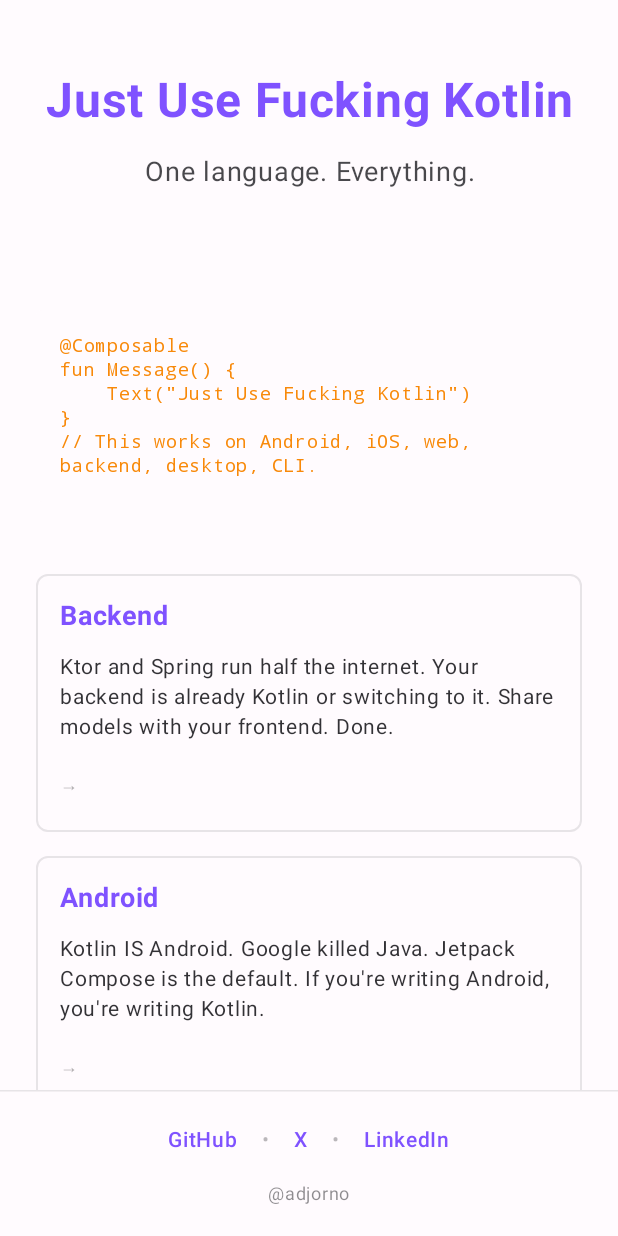
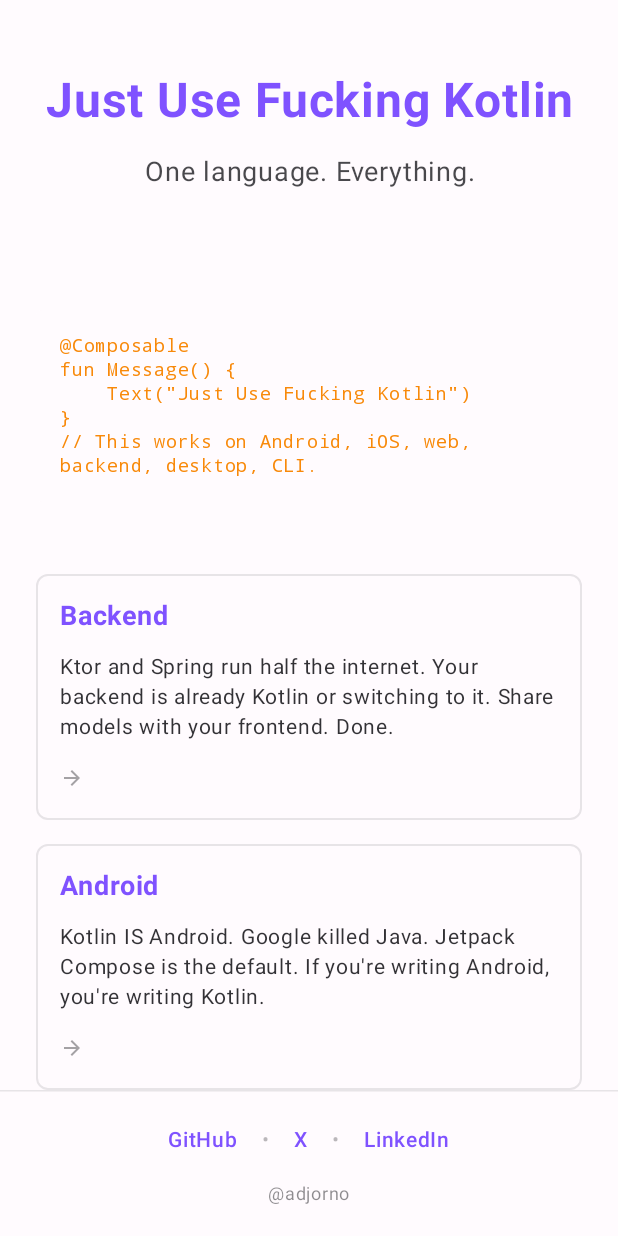
Before and after one commit to adjorno/JUFK, an Android app built with Jetpack Compose: the screen it shows after launch (MainActivity), on a phone screen of 412 x 824 dp. Run offline under Robolectric (Android 15) with nearby library versions, the phone set to English and light mode, and no system bars.

Commit message:
Fix arrow icons not rendering on web (#42)
* Replace Unicode characters with Material Icons for web compatibility

Fix arrow and expand/collapse icons not rendering on web by using
Material Icons instead of Unicode text characters. Compose for Web's
Canvas rendering has better support for vector icons than Unicode fonts.

Changes:
- Add compose.materialIconsExtended dependency
- PlatformSectionCard: Replace "→" with Icons.AutoMirrored.Filled.ArrowForward
- LimitationsCard: Replace "▸"/"▼" with Icons.Filled.KeyboardArrowRight/Down
- Keep "−" bullet as text (simpler character, less likely to fail)

Icons render consistently across all platforms including web/WASM.

🤖 Generated with [Claude Code](https://claude.com/claude-code)

Co-Authored-By: Claude Sonnet 4.5 <noreply@anthropic.com>

* Improve touch target size for arrow icon

Apply padding before clickable modifier to increase touch target area
for better usability and accessibility. With padding applied first, the
entire padded area becomes clickable without changing visual appearance.

Modifier order:
- Before: size → clickable → semantics → padding
- After: padding → size → clickable → semantics

Addresses Gemini Code Assist PR review feedback.

🤖 Generated with [Claude Code](https://claude.com/claude-code)

Co-Authored-By: Claude Sonnet 4.5 <noreply@anthropic.com>

---------

Co-authored-by: Claude Sonnet 4.5 <noreply@anthropic.com>

```diff
--- a/composeApp/build.gradle.kts
+++ b/composeApp/build.gradle.kts
@@ -59,6 +59,7 @@ kotlin {
             implementation(compose.runtime)
             implementation(compose.foundation)
             implementation(compose.material3)
+            implementation(compose.materialIconsExtended)
             implementation(compose.ui)
             implementation(compose.components.resources)
             implementation(compose.components.uiToolingPreview)
--- a/composeApp/src/commonMain/kotlin/com/ifochka/jufk/ui/components/LimitationsCard.kt
+++ b/composeApp/src/commonMain/kotlin/com/ifochka/jufk/ui/components/LimitationsCard.kt
@@ -11,8 +11,13 @@ import androidx.compose.foundation.layout.Spacer
 import androidx.compose.foundation.layout.fillMaxWidth
 import androidx.compose.foundation.layout.height
 import androidx.compose.foundation.layout.padding
+import androidx.compose.foundation.layout.size
 import androidx.compose.foundation.layout.width
 import androidx.compose.foundation.shape.RoundedCornerShape
+import androidx.compose.material.icons.Icons
+import androidx.compose.material.icons.filled.KeyboardArrowDown
+import androidx.compose.material.icons.filled.KeyboardArrowRight
+import androidx.compose.material3.Icon
 import androidx.compose.material3.MaterialTheme
 import androidx.compose.material3.Text
 import androidx.compose.runtime.Composable
@@ -49,12 +54,13 @@ fun LimitationsCard(
         Row(
             verticalAlignment = Alignment.CenterVertically,
         ) {
-            Text(
-                text = if (expanded) "▼" else "▸",
-                fontSize = 12.sp,
-                color = MaterialTheme.colorScheme.onSurface.copy(alpha = 0.5f),
+            Icon(
+                imageVector = if (expanded) Icons.Filled.KeyboardArrowDown else Icons.Filled.KeyboardArrowRight,
+                contentDescription = if (expanded) "Collapse" else "Expand",
+                tint = MaterialTheme.colorScheme.onSurface.copy(alpha = 0.5f),
+                modifier = Modifier.size(20.dp),
             )
-            Spacer(modifier = Modifier.width(12.dp))
+            Spacer(modifier = Modifier.width(8.dp))
             Text(
                 text = heading,
                 fontSize = 16.sp,
--- a/composeApp/src/commonMain/kotlin/com/ifochka/jufk/ui/components/PlatformSectionCard.kt
+++ b/composeApp/src/commonMain/kotlin/com/ifochka/jufk/ui/components/PlatformSectionCard.kt
@@ -10,8 +10,12 @@ import androidx.compose.foundation.layout.Spacer
 import androidx.compose.foundation.layout.fillMaxWidth
 import androidx.compose.foundation.layout.height
 import androidx.compose.foundation.layout.padding
+import androidx.compose.foundation.layout.size
 import androidx.compose.foundation.layout.width
 import androidx.compose.foundation.shape.RoundedCornerShape
+import androidx.compose.material.icons.Icons
+import androidx.compose.material.icons.automirrored.filled.ArrowForward
+import androidx.compose.material3.Icon
 import androidx.compose.material3.MaterialTheme
 import androidx.compose.material3.Text
 import androidx.compose.runtime.Composable
@@ -74,14 +78,15 @@ fun PlatformSectionCard(
 
         Spacer(modifier = Modifier.height(12.dp))
 
-        Text(
-            text = "→",
-            fontSize = 12.sp,
-            color = MaterialTheme.colorScheme.onSurface.copy(alpha = 0.4f),
+        Icon(
+            imageVector = Icons.AutoMirrored.Filled.ArrowForward,
+            contentDescription = "Learn more",
+            tint = MaterialTheme.colorScheme.onSurface.copy(alpha = 0.4f),
             modifier = Modifier
+                .padding(vertical = 4.dp)
+                .size(16.dp)
                 .clickable { uriHandler.openUri(section.learnMoreUrl) }
-                .semantics { role = Role.Button }
-                .padding(vertical = 4.dp),
+                .semantics { role = Role.Button },
         )
     }
 }
```
